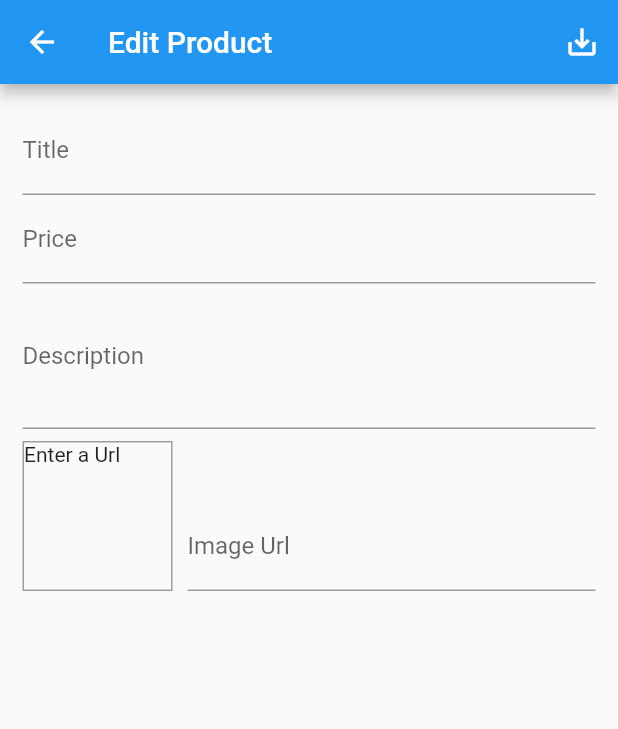
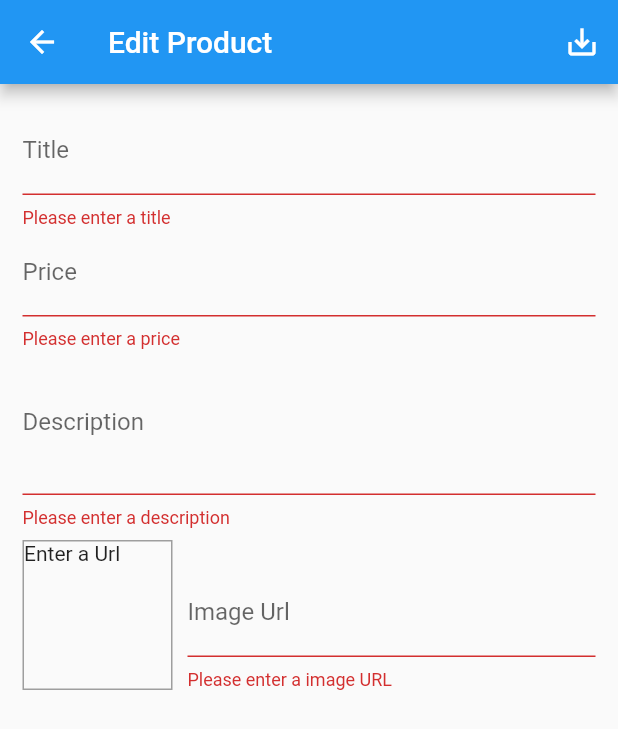
Before and after one commit to Sid-80/Flutter-Nike, a Flutter app: the editProductScreen screen opened by its route, after a tap on the "save alt" icon, on a phone screen of 412 x 824 dp. Shown: the top 729 px of the screen. Run offline on Flutter 3.47's test engine with Material 2 defaults, Android fonts, the light colour scheme and no system bars; network calls fail.

Commit message:
form validification done

```diff
--- a/lib/Screens/editProductScreen.dart
+++ b/lib/Screens/editProductScreen.dart
@@ -1,4 +1,5 @@
 import 'package:flutter/material.dart';
+import '../providers/contentClass.dart';
 
 class editProductScreen extends StatefulWidget {
   const editProductScreen({Key? key}) : super(key: key);
@@ -13,6 +14,7 @@ class _editProductScreenState extends State<editProductScreen> {
   final _imageController = TextEditingController();
   final _imageUrlFocusNode = FocusNode();
   final _form = GlobalKey<FormState>();
+  var _editedProduct = Content(id: '', title: '', description: '', price: 0.0, imageUrl: '');
 
   void _updateImageUrl(){
     if(!_imageUrlFocusNode.hasFocus){
@@ -39,9 +41,15 @@ class _editProductScreenState extends State<editProductScreen> {
   }
 
   void _saveForm () {
-    if(_form.currentState!=null){
-      _form.currentState.save();
-    }
+      final isValid = _form.currentState?.validate();
+      if(!isValid!){
+        return;
+      }
+      _form.currentState?.save();
+      print(_editedProduct.title);
+      print(_editedProduct.price);
+      print(_editedProduct.description);
+      print(_editedProduct.imageUrl);
   }
 
   @override
@@ -67,6 +75,15 @@ class _editProductScreenState extends State<editProductScreen> {
                   onFieldSubmitted: (_){
                     FocusScope.of(context).requestFocus(_priceFocusNode);
                   },
+                  onSaved: (value) {
+                    _editedProduct = Content(id: _editedProduct.id, title: value.toString(), description: _editedProduct.description, price: _editedProduct.price, imageUrl: _editedProduct.imageUrl);
+                  },
+                  validator: (value){
+                    if(value!.isEmpty){
+                      return 'Please enter a title';
+                    }
+                    return null;
+                  },
                 ),
                 TextFormField(
                   decoration: const InputDecoration(
@@ -78,6 +95,21 @@ class _editProductScreenState extends State<editProductScreen> {
                   onFieldSubmitted: (_){
                     FocusScope.of(context).requestFocus(_descriptionFocusNode);
                   },
+                  onSaved: (value) {
+                    _editedProduct = Content(id: _editedProduct.id, title: _editedProduct.title, description: _editedProduct.description, price: double.parse(value.toString()), imageUrl: _editedProduct.imageUrl);
+                  },
+                  validator: (value){
+                    if(value!.isEmpty){
+                      return 'Please enter a price';
+                    }
+                    if(double.tryParse(value) == null){
+                      return 'Please enter valid number';
+                    }
+                    if(double.tryParse(value)! <= 0){
+                      return 'Please enter price greater than zero';
+                    }
+                    return null;
+                  },
                 ),
                 TextFormField(
                   decoration: const InputDecoration(
@@ -86,7 +118,18 @@ class _editProductScreenState extends State<editProductScreen> {
                   maxLines: 3,
                   keyboardType: TextInputType.multiline,
                   focusNode: _descriptionFocusNode,
+                  onSaved: (value) {
+                    _editedProduct = Content(id: _editedProduct.id, title: _editedProduct.title, description: value.toString(), price: _editedProduct.price, imageUrl: _editedProduct.imageUrl);
+                  },
+                  validator: (value){
+                    if(value!.isEmpty){
+                      return 'Please enter a description';
+                    }
+                    return null;
+                  },
                 ),
+
+
                 Row(
                   crossAxisAlignment: CrossAxisAlignment.end,
                   children: [
@@ -114,6 +157,18 @@ class _editProductScreenState extends State<editProductScreen> {
                       onEditingComplete: () {
                         _saveForm();
                       },
+                      onSaved: (value) {
+                        _editedProduct = Content(id: _editedProduct.id, title: _editedProduct.title, description: _editedProduct.description, price: _editedProduct.price, imageUrl: value.toString());
+                      },
+                      validator: (value){
+                        if(value!.isEmpty){
+                          return 'Please enter a image URL';
+                        }
+                        if(!value.startsWith('http') && !value.startsWith('https')){
+                          return 'Enter a valid URl';
+                        }
+                        return null;
+                      },
                     )),
                   ],
                 )
```
